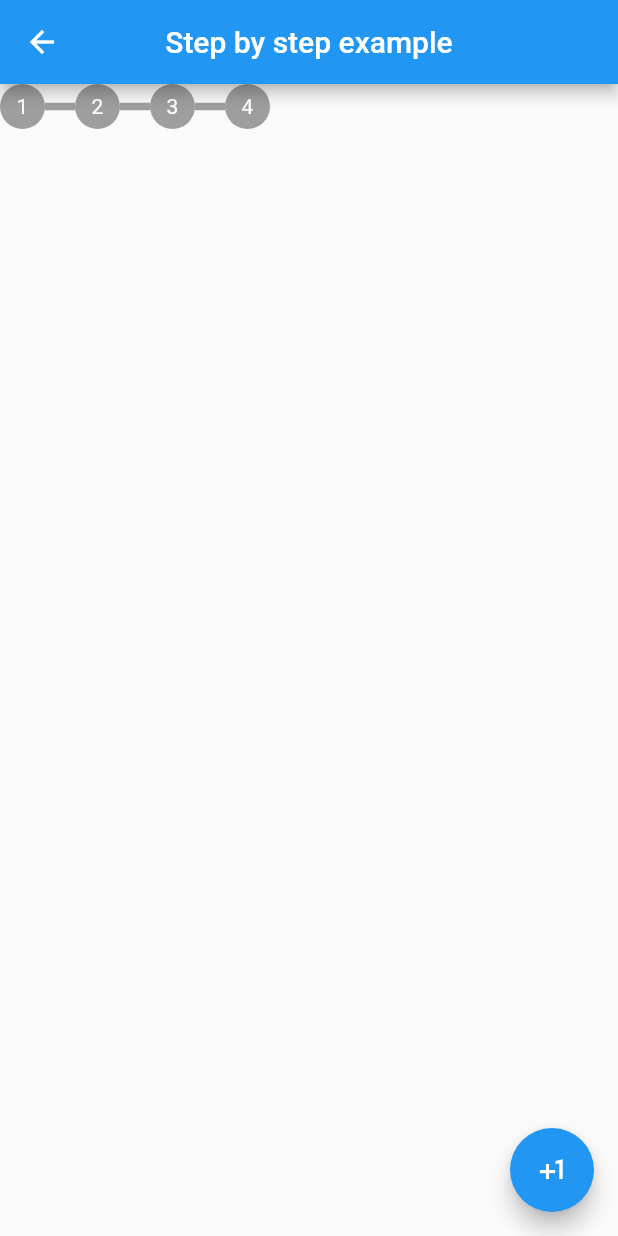
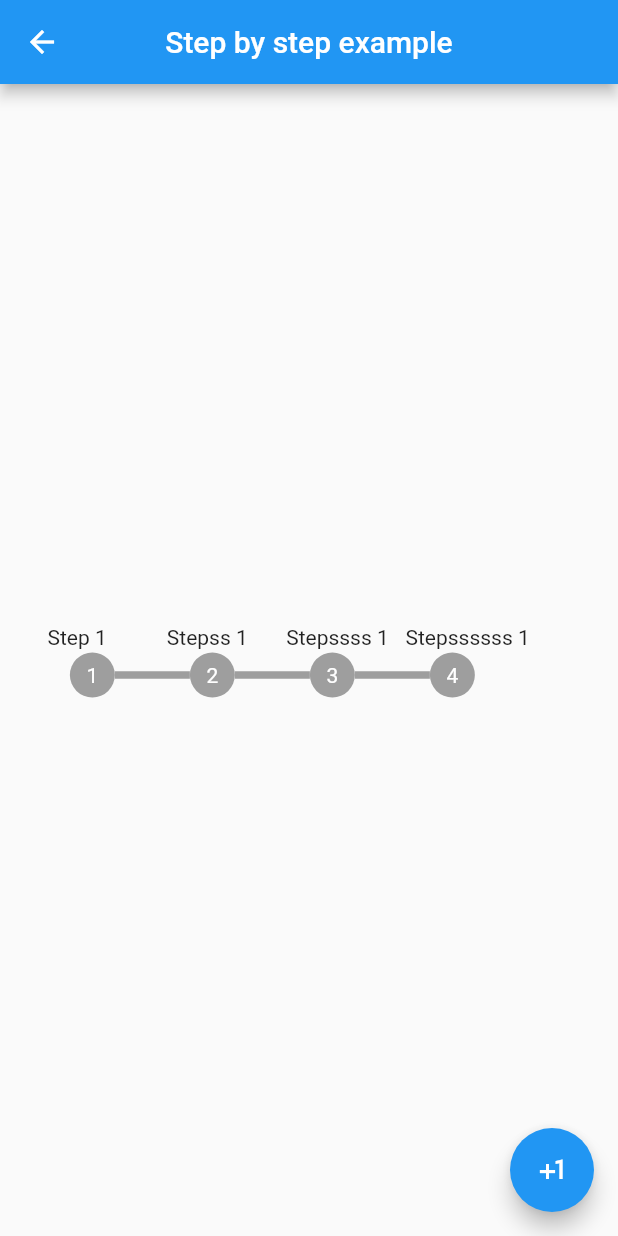
Before and after one commit to toan-ngvan/flutter_example, a Flutter app: the StepByStepExample screen opened by its route, on a phone screen of 412 x 824 dp. Run offline on Flutter 3.47's test engine with Material 2 defaults, Android fonts, the phone set to English and light mode, and no system bars.

Commit message:
to be continue

```diff
--- a/lib/pages/stepByStepExample.dart
+++ b/lib/pages/stepByStepExample.dart
@@ -10,16 +10,65 @@ class _StepByStepExampleState extends State<StepByStepExample> {
 
   @override
   Widget build(BuildContext context) {
-    print('============');
-    print('abc');
-    print('============');
     return Scaffold(
       appBar: AppBar(
         title: Text('Step by step example'),
         centerTitle: true,
       ),
-      body: Row(
-        children: _renderSteps(4),
+      body: Padding(
+        padding: const EdgeInsets.all(8.0),
+        child: Column(
+          mainAxisAlignment: MainAxisAlignment.center,
+          crossAxisAlignment: CrossAxisAlignment.center,
+          mainAxisSize: MainAxisSize.max,
+          children: <Widget>[
+            IntrinsicWidth(
+              child: Row(
+                mainAxisAlignment: MainAxisAlignment.center,
+                mainAxisSize: MainAxisSize.min,
+                children: <Widget>[
+                  Expanded(
+                    child: Align(
+                      child: Padding(
+                        padding: const EdgeInsets.all(2.0),
+                        child: Text('Step 1'),
+                      ),
+                    ),
+                  ),
+                  Expanded(
+                    child: Align(
+                      child: Padding(
+                        padding: const EdgeInsets.all(2.0),
+                        child: Text('Stepss 1'),
+                      ),
+                    ),
+                  ),
+                  Expanded(
+                    child: Align(
+                      child: Padding(
+                        padding: const EdgeInsets.all(2.0),
+                        child: Text('Stepssss 1'),
+                      ),
+                    ),
+                  ),
+                  Expanded(
+                    child: Align(
+                      child: Padding(
+                        padding: const EdgeInsets.all(2.0),
+                        child: Text('Stepssssss 1'),
+                      ),
+                    ),
+                  ),
+                ],
+              ),
+            ),
+            Row(
+              mainAxisAlignment: MainAxisAlignment.center,
+              mainAxisSize: MainAxisSize.min,
+              children: _renderSteps(4),
+            ),
+          ],
+        ),
       ),
       floatingActionButton: FloatingActionButton(
         onPressed: () {
@@ -36,7 +85,7 @@ class _StepByStepExampleState extends State<StepByStepExample> {
     List<Widget> a = [];
     a.add(_renderStep(1));
     for (var i = 2; i <= step; i++) {
-      a.add(_renderConnectLine(i));
+      a.add(_renderConnectLine(i, 50));
       a.add(_renderStep(i));
     }
     return a.toList();
@@ -52,7 +101,6 @@ class _StepByStepExampleState extends State<StepByStepExample> {
       ),
       height: 30,
       width: 30,
-      // padding: EdgeInsets.symmetric(horizontal: 24, vertical: 8),
       decoration: BoxDecoration(
         borderRadius: BorderRadius.all(Radius.elliptical(30, 30)),
         color: i <= finishStep ? Colors.red : Colors.grey,
@@ -60,10 +108,10 @@ class _StepByStepExampleState extends State<StepByStepExample> {
     );
   }
 
-  _renderConnectLine(int i) {
+  _renderConnectLine(int i, double width) {
     return Container(
       height: 5,
-      width: 20,
+      width: width,
       color: i <= finishStep ? Colors.red : Colors.grey,
     );
   }
```
